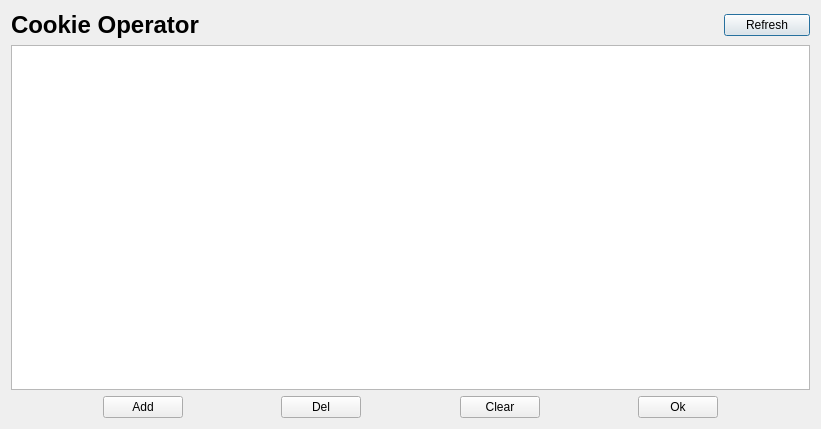
Old version of the form cookieoperatordialog.ui in the repository supermoonie/SuperBrowser.
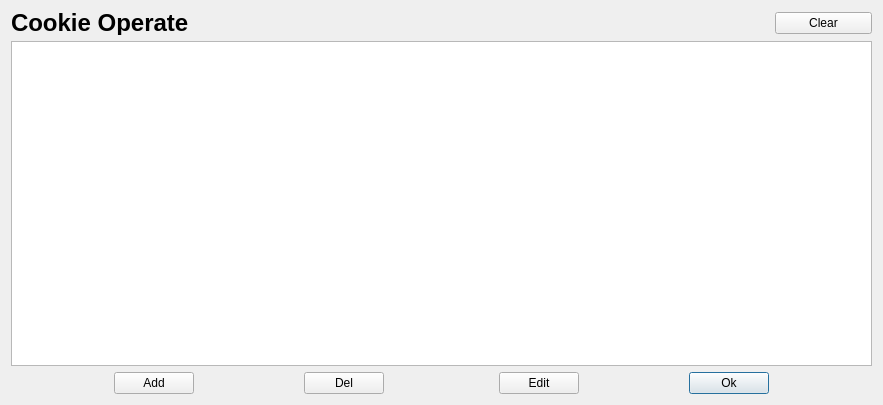
New version of the form.

The edit to the form file:
```diff
--- a/cookieoperatordialog.ui
+++ b/cookieoperatordialog.ui
@@ -6,8 +6,8 @@
    <rect>
     <x>0</x>
     <y>0</y>
-    <width>821</width>
-    <height>429</height>
+    <width>883</width>
+    <height>405</height>
    </rect>
   </property>
   <property name="minimumSize">
@@ -17,49 +17,15 @@
    </size>
   </property>
   <property name="windowTitle">
-   <string>Cookie Operator</string>
+   <string>Cookie Operate</string>
   </property>
   <property name="modal">
    <bool>false</bool>
   </property>
   <layout class="QGridLayout" name="gridLayout">
-   <item row="0" column="0" colspan="8">
-    <widget class="QLabel" name="label">
-     <property name="font">
-      <font>
-       <pointsize>18</pointsize>
-       <weight>75</weight>
-       <bold>true</bold>
-      </font>
-     </property>
-     <property name="text">
-      <string>Cookie Operator</string>
-     </property>
-    </widget>
-   </item>
-   <item row="0" column="8">
-    <widget class="QPushButton" name="refreshButton">
-     <property name="text">
-      <string>Refresh</string>
-     </property>
-    </widget>
-   </item>
-   <item row="1" column="0" colspan="9">
+   <item row="1" column="0" colspan="10">
     <widget class="QTableView" name="tableView"/>
    </item>
-   <item row="2" column="0">
-    <spacer name="horizontalSpacer">
-     <property name="orientation">
-      <enum>Qt::Horizontal</enum>
-     </property>
-     <property name="sizeHint" stdset="0">
-      <size>
-       <width>80</width>
-       <height>20</height>
-      </size>
-     </property>
-    </spacer>
-   </item>
    <item row="2" column="1">
     <widget class="QPushButton" name="addButton">
      <property name="text">
@@ -83,15 +49,18 @@
      </property>
     </spacer>
    </item>
-   <item row="2" column="3">
-    <widget class="QPushButton" name="delButton">
-     <property name="text">
-      <string>Del</string>
+   <item row="2" column="0">
+    <spacer name="horizontalSpacer">
+     <property name="orientation">
+      <enum>Qt::Horizontal</enum>
      </property>
-     <property name="autoDefault">
-      <bool>false</bool>
+     <property name="sizeHint" stdset="0">
+      <size>
+       <width>80</width>
+       <height>20</height>
+      </size>
      </property>
-    </widget>
+    </spacer>
    </item>
    <item row="2" column="4">
     <spacer name="horizontalSpacer_3">
@@ -106,18 +75,18 @@
      </property>
     </spacer>
    </item>
-   <item row="2" column="5">
-    <widget class="QPushButton" name="clearButton">
+   <item row="2" column="3">
+    <widget class="QPushButton" name="delButton">
      <property name="text">
-      <string>Clear</string>
+      <string>Del</string>
      </property>
      <property name="autoDefault">
       <bool>false</bool>
      </property>
     </widget>
    </item>
-   <item row="2" column="6">
-    <spacer name="horizontalSpacer_4">
+   <item row="2" column="9">
+    <spacer name="horizontalSpacer_5">
      <property name="orientation">
       <enum>Qt::Horizontal</enum>
      </property>
@@ -130,24 +99,73 @@
     </spacer>
    </item>
    <item row="2" column="7">
+    <spacer name="horizontalSpacer_4">
+     <property name="orientation">
+      <enum>Qt::Horizontal</enum>
+     </property>
+     <property name="sizeHint" stdset="0">
+      <size>
+       <width>80</width>
+       <height>20</height>
+      </size>
+     </property>
+    </spacer>
+   </item>
+   <item row="2" column="8">
     <widget class="QPushButton" name="okButton">
      <property name="text">
       <string>Ok</string>
      </property>
     </widget>
    </item>
-   <item row="2" column="8">
-    <spacer name="horizontalSpacer_5">
-     <property name="orientation">
-      <enum>Qt::Horizontal</enum>
+   <item row="0" column="0" colspan="9">
+    <widget class="QLabel" name="label">
+     <property name="sizePolicy">
+      <sizepolicy hsizetype="Preferred" vsizetype="Preferred">
+       <horstretch>0</horstretch>
+       <verstretch>0</verstretch>
+      </sizepolicy>
      </property>
-     <property name="sizeHint" stdset="0">
+     <property name="minimumSize">
       <size>
-       <width>80</width>
-       <height>20</height>
+       <width>0</width>
+       <height>24</height>
       </size>
      </property>
-    </spacer>
+     <property name="maximumSize">
+      <size>
+       <width>16777215</width>
+       <height>24</height>
+      </size>
+     </property>
+     <property name="font">
+      <font>
+       <pointsize>18</pointsize>
+       <weight>75</weight>
+       <bold>true</bold>
+      </font>
+     </property>
+     <property name="text">
+      <string>Cookie Operate</string>
+     </property>
+    </widget>
+   </item>
+   <item row="0" column="9">
+    <widget class="QPushButton" name="clearButton">
+     <property name="text">
+      <string>Clear</string>
+     </property>
+     <property name="autoDefault">
+      <bool>false</bool>
+     </property>
+    </widget>
+   </item>
+   <item row="2" column="6">
+    <widget class="QPushButton" name="editButton">
+     <property name="text">
+      <string>Edit</string>
+     </property>
+    </widget>
    </item>
   </layout>
  </widget>
```
